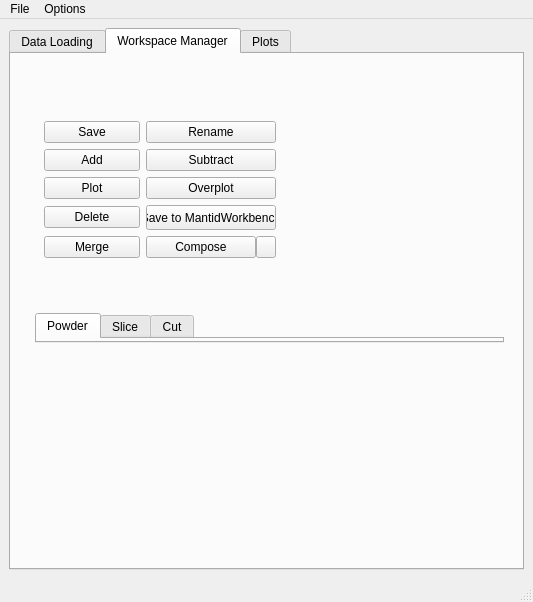
Before: the Qt Designer form src/mslice/app/mainwindow.ui in mantidproject/mslice, drawn with Qt 5.
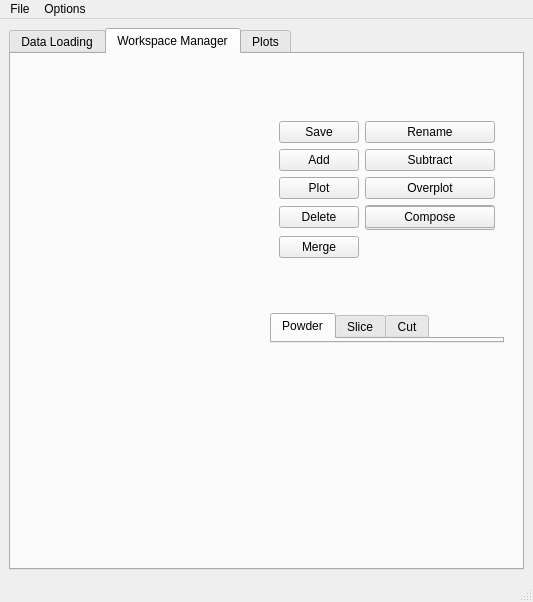
After: the same form once the commit is applied. The open tabs and pages were chosen to show the change. Custom widgets are drawn as their Qt base class.

Commit message: Changed layout of Compose button

Diff of the .ui file:
```diff
--- a/src/mslice/app/mainwindow.ui
+++ b/src/mslice/app/mainwindow.ui
@@ -260,66 +260,17 @@
                  </widget>
                 </widget>
                </item>
-               <item row="7" column="1">
-                <widget class="QFrame" name="composeFrame">
+               <item row="6" column="1">
+                <widget class="QPushButton" name="btnCompose">
                  <property name="maximumSize">
                   <size>
                    <width>130</width>
                    <height>16777215</height>
                   </size>
                  </property>
-                 <layout class="QHBoxLayout" name="composeLayout">
-                  <property name="spacing">
-                   <number>0</number>
-                  </property>
-                  <property name="leftMargin">
-                   <number>0</number>
-                  </property>
-                  <property name="topMargin">
-                   <number>0</number>
-                  </property>
-                  <property name="rightMargin">
-                   <number>0</number>
-                  </property>
-                  <property name="bottomMargin">
-                   <number>0</number>
-                  </property>
-                  <item>
-                   <widget class="QPushButton" name="btnCompose">
-                    <property name="sizePolicy">
-                     <sizepolicy hsizetype="Expanding" vsizetype="Minimum">
-                      <horstretch>0</horstretch>
-                      <verstretch>0</verstretch>
-                     </sizepolicy>
-                    </property>
-                    <property name="text">
-                     <string>Compose</string>
-                    </property>
-                   </widget>
-                  </item>
-                  <item>
-                   <widget class="QPushButton" name="btnComposeMenu">
-                    <property name="sizePolicy">
-                     <sizepolicy hsizetype="Maximum" vsizetype="Minimum">
-                      <horstretch>0</horstretch>
-                      <verstretch>0</verstretch>
-                     </sizepolicy>
-                    </property>
-                    <property name="minimumSize">
-                     <size>
-                      <width>20</width>
-                      <height>0</height>
-                     </size>
-                    </property>
-                    <property name="maximumSize">
-                     <size>
-                      <width>10</width>
-                      <height>16777215</height>
-                     </size>
-                    </property>
-                   </widget>
-                  </item>
-                 </layout>
+                 <property name="text">
+                  <string>Compose</string>
+                 </property>
                 </widget>
                </item>
               </layout>
```
The commit also changes 1 other file.
